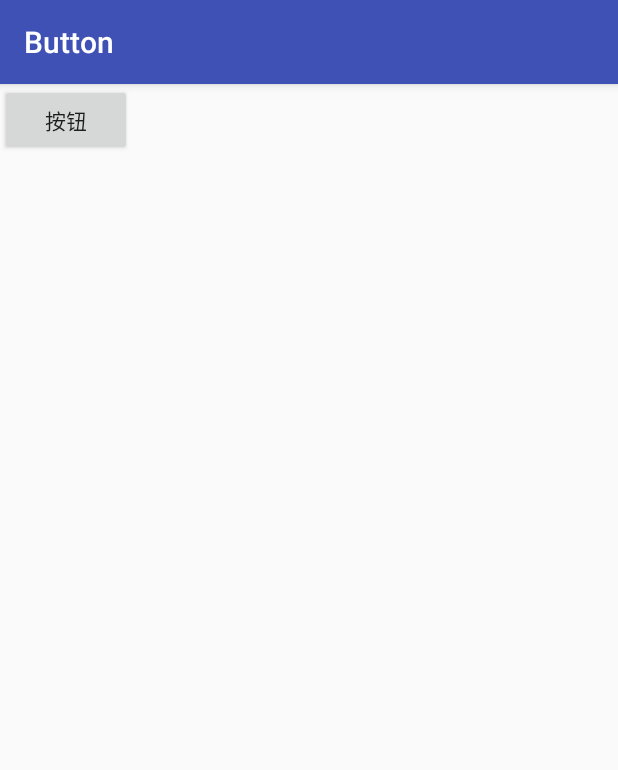
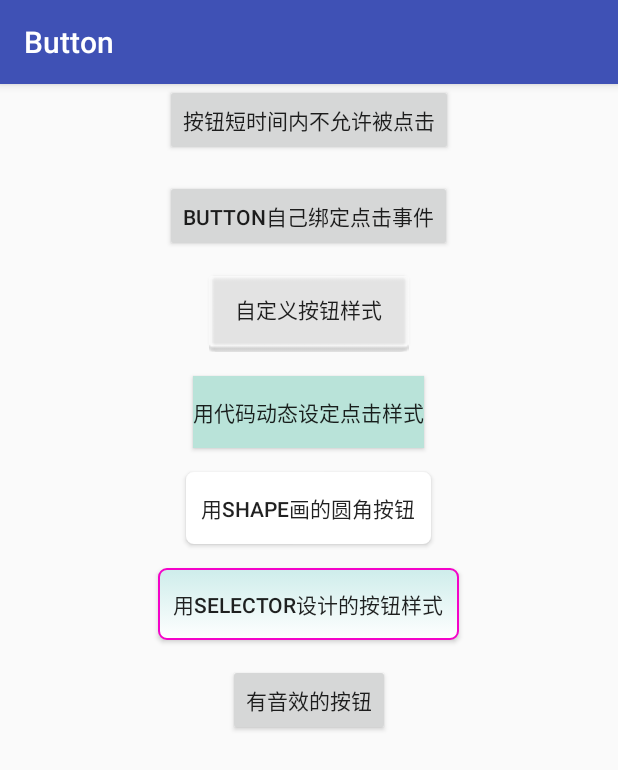
Before and after one commit to jinhuizxc/Button, an Android app: the screen it shows after launch (MainActivity), on a phone screen of 412 x 824 dp. Shown: the top 770 px of the screen. Run offline under Robolectric (Android 15) with nearby library versions, the phone set to English and light mode, and no system bars.

Commit message:
增加按钮的自定义风格及点击按钮音效。

```diff
--- a/app/src/main/java/com/example/jh/button/MainActivity.java
+++ b/app/src/main/java/com/example/jh/button/MainActivity.java
@@ -1,7 +1,11 @@
 package com.example.jh.button;
 
+import android.graphics.Color;
+import android.media.AudioManager;
+import android.media.SoundPool;
 import android.support.v7.app.AppCompatActivity;
 import android.os.Bundle;
+import android.view.MotionEvent;
 import android.view.View;
 import android.widget.Button;
 import android.widget.Toast;
@@ -12,6 +16,10 @@ import android.widget.Toast;
 public class MainActivity extends AppCompatActivity {
 
     Button btn;
+
+    private SoundPool sp;//声明一个SoundPool
+    private int music;//定义一个整型用load（）；来设置suondID
+
     @Override
     protected void onCreate(Bundle savedInstanceState) {
         super.onCreate(savedInstanceState);
@@ -38,6 +46,59 @@ public class MainActivity extends AppCompatActivity {
             }
         });
 
+        Button styleBt = (Button)findViewById(R.id.style_button_id);
+        styleBt.setBackgroundColor(Color.parseColor("#b9e3d9"));
+
+        styleBt.setOnTouchListener(new View.OnTouchListener() {
+            @Override
+            public boolean onTouch(View v, MotionEvent event) {
+                // TODO 自动生成的方法存根
+                if(event.getAction()==MotionEvent.ACTION_DOWN){
+                    //v.setBackgroundResource(R.drawable.bar_color);
+                    v.setBackgroundColor(Color.WHITE);
+                }
+                else if(event.getAction()==MotionEvent.ACTION_UP){
+                    v.setBackgroundColor(Color.parseColor("#b9e3d9"));
+                }
+                return false;
+            }
+        });
+
+        sp= new SoundPool(10, AudioManager.STREAM_SYSTEM, 5);//第一个参数为同时播放数据流的最大个数，第二数据流类型，第三为声音质量
+        music = sp.load(this, R.raw.delete,1); //把你的声音素材放到res/raw里，第2个参数即为资源文件，第3个为音乐的优先级
+
+        Button musicBt = (Button)findViewById(R.id.music_button_id);
+        musicBt.setOnClickListener(new View.OnClickListener() {
+
+            @Override
+            public void onClick(View v) {
+                // TODO Auto-generated method stub
+                sp.play(music, 1, 1, 0, 0, 1);
+            }
+        });
 
     }
+
+
+
+    /**当用户点击按钮时，Android系统调用buttonListener(View)方法。
+     * 为了正确执行，这个方法必须是public并且仅接受一个View类型的参数
+     * @param v button传过来的view对象
+     * 需要注意的是这个方法必须符合三个条件：
+    　　		1.public
+    　　		2.返回void
+    　　		3.只有一个参数View，这个View就是被点击的这个控件。
+     */
+    public void buttonListener(View v){
+        switch (v.getId()) {
+            case R.id.my_button_id:
+                Toast.makeText(this, "button自己绑定一个触发函数", Toast.LENGTH_SHORT).show();
+                break;
+
+            default:
+                break;
+        }
+    }
+
+
 }
--- /dev/null
+++ b/app/src/main/res/drawable/button_selector.xml
@@ -0,0 +1,8 @@
+<?xml version="1.0" encoding="utf-8"?>
+<selector xmlns:android="http://schemas.android.com/apk/res/android">
+    <item android:state_pressed="true"
+        android:drawable="@drawable/login_button2" />
+    <item android:state_focused="true"
+        android:drawable="@drawable/login_button2" />
+    <item android:drawable="@drawable/login_button" />
+</selector>
--- /dev/null
+++ b/app/src/main/res/drawable/shape.xml
@@ -0,0 +1,17 @@
+<?xml version="1.0" encoding="utf-8"?>
+<shape
+    xmlns:android="http://schemas.android.com/apk/res/android"
+    android:shape="rectangle">
+    <!-- 填充的颜色 -->
+    <solid android:color="#FFFFFF" />
+    <!-- 设置按钮的四个角为弧形 -->
+    <!-- android:radius 弧形的半径 -->
+    <corners android:radius="5dip" />
+
+	<!-- padding：Button里面的文字与Button边界的间隔 -->
+	<padding
+	   android:left="10dp"
+	   android:top="10dp"
+	   android:right="10dp"
+	   android:bottom="10dp" />
+</shape>
--- /dev/null
+++ b/app/src/main/res/drawable/style_selector.xml
@@ -0,0 +1,45 @@
+<?xml version="1.0" encoding="utf-8"?>
+<selector xmlns:android="http://schemas.android.com/apk/res/android">
+
+    <item android:state_pressed="true">
+        <shape>
+            <gradient android:startColor="#0d76e1" android:endColor="#0d76e1"
+                android:angle="270" />
+            <stroke android:width="1dip" android:color="#f403c9" />
+            <corners android:radius="2dp" />
+            <padding android:left="10dp" android:top="10dp"
+                android:right="10dp" android:bottom="10dp" />
+        </shape>
+    </item>
+
+    <item android:state_focused="true">
+        <shape>
+            <gradient android:startColor="#ffc2b7" android:endColor="#ffc2b7"
+                android:angle="270" />
+            <stroke android:width="1dip" android:color="#f403c9" />
+            <corners android:radius="2dp" />
+            <padding android:left="10dp" android:top="10dp"
+                android:right="10dp" android:bottom="10dp" />
+        </shape>
+    </item>
+
+    <item>
+        <shape>
+            <gradient android:startColor="#CEEDEB" android:endColor="#ffffff"
+                android:angle="-90" />
+            <stroke android:width="1dip" android:color="#f403c9" />
+            <corners android:radius="5dip" />
+            <padding android:left="10dp" android:top="10dp"
+                android:right="10dp" android:bottom="10dp" />
+        </shape>
+    </item>
+</selector>
+
+<!--
+gradient 主体渐变
+startColor开始颜色，
+endColor结束颜色 ，
+angle开始渐变的角度（值只能为90的倍数，0时为左到右渐变，90时为下到上渐变，依次逆时针类推）
+stroke 边框 width 边框宽度，color 边框颜色
+corners 圆角 radius 半径，0为直角
+padding text值的相对位置 -->
--- a/app/src/main/res/layout/activity_main.xml
+++ b/app/src/main/res/layout/activity_main.xml
@@ -4,16 +4,68 @@
     xmlns:tools="http://schemas.android.com/tools"
     android:layout_width="match_parent"
     android:layout_height="match_parent"
+    android:orientation="vertical"
     tools:context="com.example.jh.button.MainActivity">
 
     <Button
         android:id="@+id/btn"
         android:layout_width="wrap_content"
         android:layout_height="wrap_content"
-        android:text="按钮"
+        android:text="按钮短时间内不允许被点击"
+        android:layout_gravity="center"
         app:layout_constraintBottom_toBottomOf="parent"
         app:layout_constraintLeft_toLeftOf="parent"
         app:layout_constraintRight_toRightOf="parent"
         app:layout_constraintTop_toTopOf="parent" />
+    <!-- 设定onclick属性，然后在activity中定义相应的方法 -->
+    <!-- 通过xml布局中通过button的android:onClick属性指定一个方法，
+    以替代在activity中为button设置OnClickListener。 -->
+    <Button
+        android:id="@+id/my_button_id"
+        android:layout_width="wrap_content"
+        android:layout_height="wrap_content"
+        android:layout_gravity="center"
+        android:text="Button自己绑定点击事件"
+        android:layout_marginTop="16dp"
+        android:onClick="buttonListener"/>
+    <Button
+        android:layout_width="wrap_content"
+        android:layout_height="wrap_content"
+        android:layout_gravity="center"
+        android:layout_marginTop="16dp"
+        android:background="@drawable/button_selector"
+        android:text="自定义按钮样式" />
+
+    <Button
+        android:id="@+id/style_button_id"
+        android:layout_width="wrap_content"
+        android:layout_height="wrap_content"
+        android:layout_gravity="center"
+        android:layout_marginTop="16dp"
+        android:text="用代码动态设定点击样式" />
+
+    <Button
+        android:layout_width="wrap_content"
+        android:layout_height="wrap_content"
+        android:layout_gravity="center"
+        android:background="@drawable/shape"
+        android:layout_marginTop="16dp"
+        android:text="用shape画的圆角按钮" />
+
+    <Button
+        android:layout_width="wrap_content"
+        android:layout_height="wrap_content"
+        android:layout_gravity="center"
+        android:background="@drawable/style_selector"
+        android:layout_marginTop="16dp"
+        android:text="用selector设计的按钮样式" />
+
+    <Button
+        android:id="@+id/music_button_id"
+        android:layout_gravity="center"
+        android:layout_marginTop="16dp"
+        android:layout_width="wrap_content"
+        android:layout_height="wrap_content"
+        android:text="有音效的按钮" />
 
 </LinearLayout>
--- a/build.gradle
+++ b/build.gradle
@@ -5,7 +5,7 @@ buildscript {
         jcenter()
     }
     dependencies {
-        classpath 'com.android.tools.build:gradle:2.3.3'
+        classpath 'com.android.tools.build:gradle:3.0.1'
 
         // NOTE: Do not place your application dependencies here; they belong
         // in the individual module build.gradle files
```
Also changed, not shown: app/src/main/res/drawable/ic_launcher_background.xml (added, +170 -0 lines), app/src/main/res/drawable/login_button.9.png (added), app/src/main/res/drawable/login_button2.9.png (added), gradle/wrapper/gradle-wrapper.properties, 2 other files.
